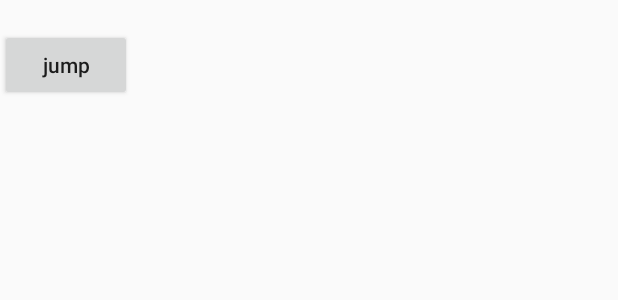
After one commit to cxjAndroid/StudyDemo, an Android app: the layout activity_dagger.xml on its own in the app's theme, with its tools: preview values and no code run, on a phone screen of 412 x 824 dp. The commit adds this screen. Shown: the top 300 px of the screen. Run offline under Robolectric (Android 15) with nearby library versions, the phone set to English and light mode, and no system bars.

Commit message:
dragger2

```diff
--- a/app/build.gradle
+++ b/app/build.gradle
@@ -37,6 +37,7 @@ android {
                 JPUSH_APPKEY : "8e7185a6b38f7215b321e753", //JPush上注册的包名对应的appkey.
                 JPUSH_CHANNEL : "developer-default", //暂时填写默认值即可.
         ]
+
     }
 
     signingConfigs {
@@ -64,10 +65,10 @@ android {
         }
     }
 
-    compileOptions {
+  /*  compileOptions {
         sourceCompatibility JavaVersion.VERSION_1_8
         targetCompatibility JavaVersion.VERSION_1_8
-    }
+    }*/
 
 }
 
--- a/app/src/main/java/com/example/jonchen/activity/DataBindingActivity.java
+++ b/app/src/main/java/com/example/jonchen/activity/DataBindingActivity.java
@@ -1,10 +1,6 @@
 package com.example.jonchen.activity;
 
 import android.databinding.DataBindingUtil;
-import android.view.MotionEvent;
-import android.view.View;
-import android.widget.Button;
-import android.widget.RelativeLayout;
 
 import com.example.jonchen.R;
 import com.example.jonchen.base.BaseActivity;
@@ -15,7 +11,6 @@ import com.example.jonchen.model.entity.People;
 import com.example.jonchen.model.entity.Person;
 import com.example.jonchen.utils.LogUtils;
 import com.example.jonchen.utils.NullStringToEmptyAdapterFactory;
-import com.example.jonchen.utils.ToastUtils;
 import com.google.gson.Gson;
 import com.google.gson.GsonBuilder;
 
@@ -24,7 +19,6 @@ import org.greenrobot.eventbus.EventBus;
 import java.util.ArrayList;
 import java.util.HashMap;
 
-import butterknife.BindView;
 import rx.Observable;
 import rx.Subscriber;
 import rx.functions.Action1;
--- a/app/src/main/java/com/example/jonchen/activity/MainActivity.java
+++ b/app/src/main/java/com/example/jonchen/activity/MainActivity.java
@@ -4,6 +4,7 @@ import android.support.v4.app.Fragment;
 import android.support.v4.app.FragmentManager;
 import android.support.v4.app.FragmentPagerAdapter;
 import android.support.v4.view.ViewPager;
+import android.support.v7.app.AlertDialog;
 import android.view.KeyEvent;
 import android.view.ViewGroup;
 
@@ -31,9 +32,6 @@ public class MainActivity extends BaseActivity implements HomeView {
     @BindView(R.id.mViewpager)
     MyViewPager mViewpager;
     private ViewPageAdapter pageAdapter;
-
-
-
 
 
     @Override
--- a/app/src/main/res/layout/acitivity_design.xml
+++ b/app/src/main/res/layout/acitivity_design.xml
@@ -6,7 +6,6 @@
     <android.support.design.widget.CoordinatorLayout
         android:layout_width="match_parent"
         android:layout_height="match_parent">
-S
 
         <!--  <android.support.design.widget.AppBarLayout
               android:layout_width="match_parent"
--- /dev/null
+++ b/app/src/main/res/layout/activity_dagger.xml
@@ -0,0 +1,20 @@
+<?xml version="1.0" encoding="utf-8"?>
+<LinearLayout xmlns:android="http://schemas.android.com/apk/res/android"
+    android:layout_width="match_parent"
+    android:layout_height="match_parent"
+    android:orientation="vertical">
+
+
+    <TextView
+        android:id="@+id/showText"
+        android:layout_width="wrap_content"
+        android:layout_height="wrap_content" />
+
+    <Button
+
+        android:id="@+id/jumpBtn"
+        android:layout_width="wrap_content"
+        android:layout_height="wrap_content"
+        android:text="jump" />
+
+</LinearLayout>
```
Also changed, not shown: app/src/main/AndroidManifest.xml (+8 -19 lines), app/src/main/java/com/example/jonchen/activity/StudyDaggerActivity.java (added, +56 -0 lines), app/src/main/java/com/example/jonchen/dagger/ActivityScope.java (added, +16 -0 lines), app/src/main/java/com/example/jonchen/dagger/CompileScope.java (added, +16 -0 lines), app/src/main/java/com/example/jonchen/dagger/JackSay.java (added, +16 -0 lines), app/src/main/java/com/example/jonchen/dagger/RoseModule.java (added, +20 -0 lines), app/src/main/java/com/example/jonchen/dagger/RoseSay.java (added, +16 -0 lines), app/src/main/java/com/example/jonchen/dagger/Say.java (added, +10 -0 lines), app/src/main/java/com/example/jonchen/dagger/SayComponent.java (added, +19 -0 lines), app/src/main/java/com/example/jonchen/dagger/SayModule.java (added, +30 -0 lines), app/src/main/java/com/example/jonchen/dagger/StudyComponent.java (added, +18 -0 lines), app/src/main/java/com/example/jonchen/fragment/BannerFragment.java (+12 -3 lines), app/src/main/java/com/example/jonchen/model/entity/Jack.java (added, +15 -0 lines), app/src/main/java/com/example/jonchen/model/entity/Rose.java (added, +15 -0 lines), 1 more files.
